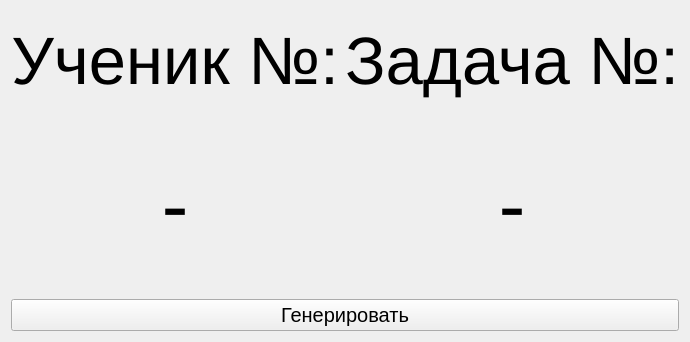
Onexx/Tricky_Generator, file generator.ui: the form before one commit.
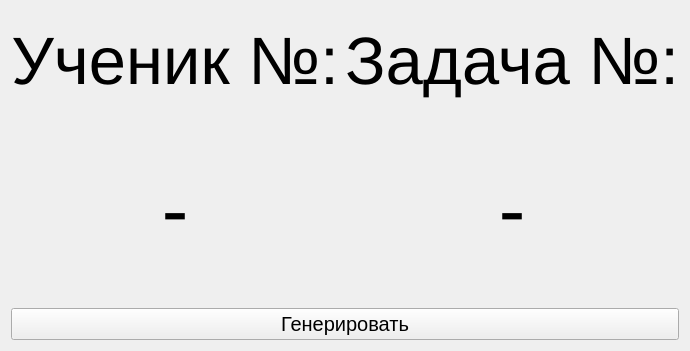
The form after the commit.

The edit to the form file:
```diff
--- a/generator.ui
+++ b/generator.ui
@@ -6,8 +6,8 @@
    <rect>
     <x>0</x>
     <y>0</y>
-    <width>481</width>
-    <height>342</height>
+    <width>521</width>
+    <height>351</height>
    </rect>
   </property>
   <property name="windowTitle">
```
Left out of the diff: 102 changed lines with no effect on the pictures.
